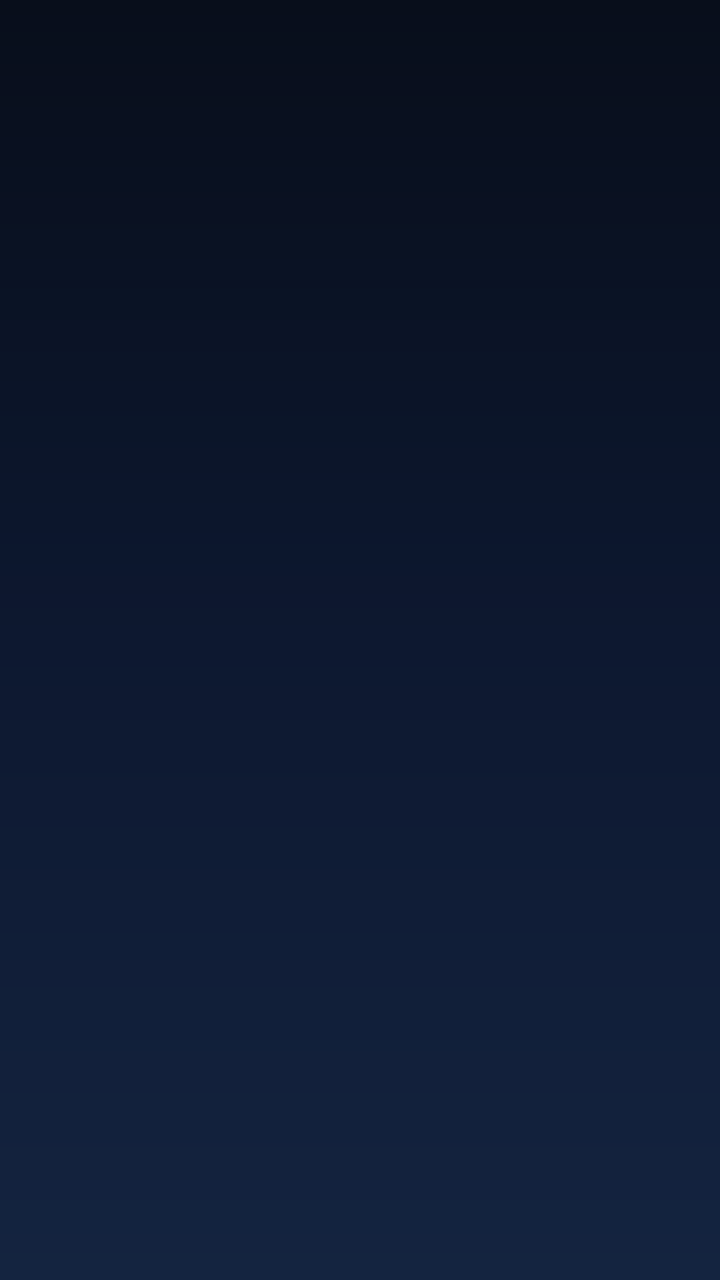
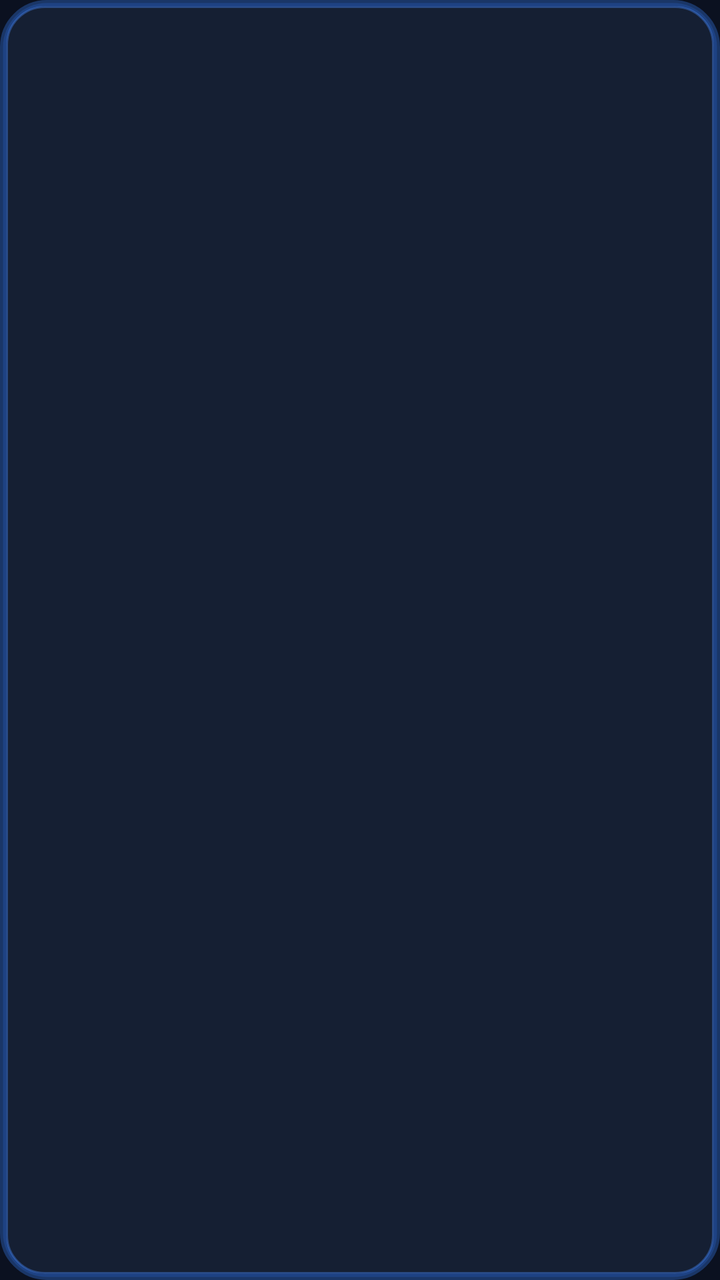

Screens rendered from an Android XML layout before and after an edit, with the pre-edit source and the edit as a unified diff.
<!-- AndroidManifest.xml: application theme Theme.GymTrackerPro -->
<!-- res/layout/item_exercise.xml -->
<?xml version="1.0" encoding="utf-8"?>
<LinearLayout xmlns:android="http://schemas.android.com/apk/res/android"
    android:layout_width="match_parent"
    android:layout_height="wrap_content"
    android:layout_marginBottom="10dp"
    android:background="@drawable/bg_midnight_gradient"
    android:clickable="true"
    android:focusable="true"
    android:gravity="center_vertical"
    android:orientation="horizontal"
    android:padding="12dp">

    <ImageView
        android:id="@+id/imageMuscle"
        android:layout_width="58dp"
        android:layout_height="58dp"
        android:importantForAccessibility="no"
        android:padding="6dp" />

    <LinearLayout
        android:layout_width="0dp"
        android:layout_height="wrap_content"
        android:layout_marginStart="14dp"
        android:layout_weight="1"
        android:orientation="vertical">

        <TextView
            android:id="@+id/textExName"
            android:layout_width="match_parent"
            android:layout_height="wrap_content"
            android:textColor="@color/gt_text"
            android:textSize="16sp"
            android:textStyle="bold" />

        <TextView
            android:id="@+id/textExGroup"
            android:layout_width="match_parent"
            android:layout_height="wrap_content"
            android:layout_marginTop="3dp"
            android:textSize="13sp"
            android:textStyle="bold" />

    </LinearLayout>

</LinearLayout>
<!-- resources referenced by this layout -->
<resources>
  <color name="gt_text">#F8FAFC</color>
  <!-- drawable bg_midnight_gradient (drawable) -->
  <?xml version="1.0" encoding="utf-8"?>
  <shape xmlns:android="http://schemas.android.com/apk/res/android"
      android:shape="rectangle">
  
      <gradient
          android:angle="270"
          android:startColor="#080E1B"
          android:centerColor="#0D1830"
          android:endColor="#142440"
          android:type="linear" />
  
  </shape>
  <style name="Theme.GymTrackerPro" parent="Base.Theme.GymTrackerPro" />
  <style name="Base.Theme.GymTrackerPro" parent="Theme.Material3.Dark.NoActionBar">
          <item name="colorPrimary">@color/gt_blue</item>
          <item name="colorSurface">@color/gt_surface</item>
          <item name="android:windowBackground">@color/gt_background</item>
  
          
          <item name="android:statusBarColor">@color/gt_background</item>
          <item name="android:navigationBarColor">@color/gt_background</item>
          <item name="android:windowLightStatusBar">false</item>
      </style>
  <color name="gt_blue">#60A5FA</color>
  <color name="gt_surface">#151F33</color>
  <color name="gt_background">#0B1120</color>
</resources>

<!-- the commit's change to res/layout/item_exercise.xml (unified diff, before → after) -->
@@ -3,7 +3,7 @@
     android:layout_width="match_parent"
     android:layout_height="wrap_content"
     android:layout_marginBottom="10dp"
-    android:background="@drawable/bg_midnight_gradient"
+    android:background="@drawable/bg_glow_card"
     android:clickable="true"
     android:focusable="true"
     android:gravity="center_vertical"
<!-- resource entries referenced after the edit -->
@@ -1,19 +1,39 @@
 <!-- resources referenced by this layout -->
 <resources>
   <color name="gt_text">#F8FAFC</color>
-  <!-- drawable bg_midnight_gradient (drawable) -->
+  <!-- drawable bg_glow_card (drawable) -->
   <?xml version="1.0" encoding="utf-8"?>
-  <shape xmlns:android="http://schemas.android.com/apk/res/android"
-      android:shape="rectangle">
+  <layer-list xmlns:android="http://schemas.android.com/apk/res/android">
   
-      <gradient
-          android:angle="270"
-          android:startColor="#080E1B"
-          android:centerColor="#0D1830"
-          android:endColor="#142440"
-          android:type="linear" />
+      
+      <item>
+          <shape android:shape="rectangle">
+              <corners android:radius="22dp" />
+              <solid android:color="#332563EB" />
+              <stroke
+                  android:width="3dp"
+                  android:color="#553B82F6" />
+          </shape>
+      </item>
   
-  </shape>
+      
+      <item
+          android:left="3dp"
+          android:top="3dp"
+          android:right="3dp"
+          android:bottom="3dp">
+  
+          <shape android:shape="rectangle">
+              <corners android:radius="19dp" />
+              <solid android:color="#151F33" />
+              <stroke
+                  android:width="1dp"
+                  android:color="#604F8FFF" />
+          </shape>
+  
+      </item>
+  
+  </layer-list>
   <style name="Theme.GymTrackerPro" parent="Base.Theme.GymTrackerPro" />
   <style name="Base.Theme.GymTrackerPro" parent="Theme.Material3.Dark.NoActionBar">
           <item name="colorPrimary">@color/gt_blue</item>
